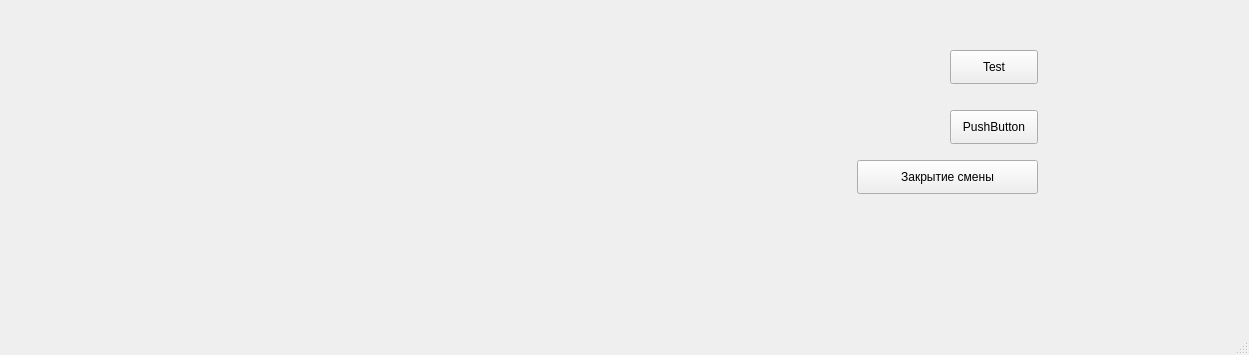
Before: the Qt Designer form atolMain.ui in leoneii/ixjournal, drawn with Qt 5.
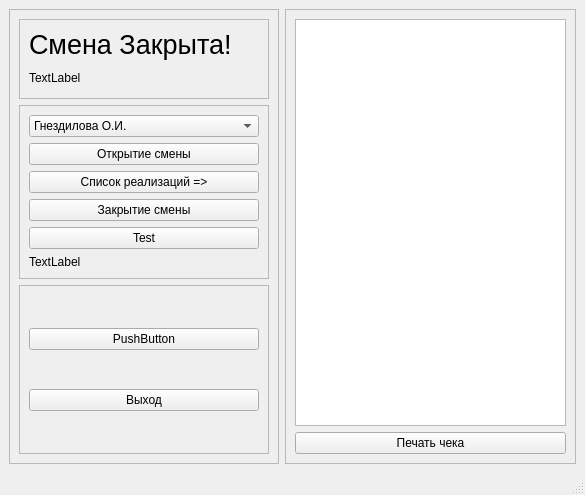
After: the same form once the commit is applied.

```diff
--- a/atolMain.ui
+++ b/atolMain.ui
@@ -6,53 +6,246 @@
    <rect>
     <x>0</x>
     <y>0</y>
-    <width>1249</width>
-    <height>355</height>
+    <width>585</width>
+    <height>495</height>
    </rect>
   </property>
+  <property name="sizePolicy">
+   <sizepolicy hsizetype="Expanding" vsizetype="Preferred">
+    <horstretch>0</horstretch>
+    <verstretch>0</verstretch>
+   </sizepolicy>
+  </property>
   <property name="windowTitle">
    <string>MainWindow</string>
   </property>
   <widget class="QWidget" name="centralwidget">
-   <widget class="QPushButton" name="pushButton_test">
-    <property name="geometry">
-     <rect>
-      <x>950</x>
-      <y>50</y>
-      <width>88</width>
-      <height>34</height>
-     </rect>
-    </property>
-    <property name="text">
-     <string>Test</string>
-    </property>
-   </widget>
-   <widget class="QPushButton" name="pushButton_2">
-    <property name="geometry">
-     <rect>
-      <x>950</x>
-      <y>110</y>
-      <width>88</width>
-      <height>34</height>
-     </rect>
-    </property>
-    <property name="text">
-     <string>PushButton</string>
-    </property>
-   </widget>
-   <widget class="QPushButton" name="closeShift">
-    <property name="geometry">
-     <rect>
-      <x>857</x>
-      <y>160</y>
-      <width>181</width>
-      <height>34</height>
-     </rect>
-    </property>
-    <property name="text">
-     <string>Закрытие смены</string>
-    </property>
-   </widget>
+   <property name="sizePolicy">
+    <sizepolicy hsizetype="Minimum" vsizetype="Preferred">
+     <horstretch>0</horstretch>
+     <verstretch>0</verstretch>
+    </sizepolicy>
+   </property>
+   <layout class="QHBoxLayout" name="horizontalLayout">
+    <item>
+     <widget class="QFrame" name="frame">
+      <property name="sizePolicy">
+       <sizepolicy hsizetype="Fixed" vsizetype="Preferred">
+        <horstretch>0</horstretch>
+        <verstretch>0</verstretch>
+       </sizepolicy>
+      </property>
+      <property name="minimumSize">
+       <size>
+        <width>265</width>
+        <height>0</height>
+       </size>
+      </property>
+      <property name="frameShape">
+       <enum>QFrame::StyledPanel</enum>
+      </property>
+      <property name="frameShadow">
+       <enum>QFrame::Raised</enum>
+      </property>
+      <layout class="QVBoxLayout" name="verticalLayout_5">
+       <item>
+        <widget class="QFrame" name="frame_3">
+         <property name="sizePolicy">
+          <sizepolicy hsizetype="Fixed" vsizetype="Fixed">
+           <horstretch>0</horstretch>
+           <verstretch>0</verstretch>
+          </sizepolicy>
+         </property>
+         <property name="minimumSize">
+          <size>
+           <width>250</width>
+           <height>80</height>
+          </size>
+         </property>
+         <property name="frameShape">
+          <enum>QFrame::StyledPanel</enum>
+         </property>
+         <property name="frameShadow">
+          <enum>QFrame::Raised</enum>
+         </property>
+         <layout class="QVBoxLayout" name="verticalLayout_4">
+          <item>
+           <widget class="QLabel" name="label">
+            <property name="font">
+             <font>
+              <pointsize>20</pointsize>
+             </font>
+            </property>
+            <property name="text">
+             <string>Смена Закрыта!</string>
+            </property>
+           </widget>
+          </item>
+          <item>
+           <widget class="QLabel" name="label_3">
+            <property name="text">
+             <string>TextLabel</string>
+            </property>
+           </widget>
+          </item>
+         </layout>
+        </widget>
+       </item>
+       <item>
+        <widget class="QFrame" name="frame_2">
+         <property name="sizePolicy">
+          <sizepolicy hsizetype="Fixed" vsizetype="Preferred">
+           <horstretch>0</horstretch>
+           <verstretch>0</verstretch>
+          </sizepolicy>
+         </property>
+         <property name="minimumSize">
+          <size>
+           <width>250</width>
+           <height>0</height>
+          </size>
+         </property>
+         <property name="frameShape">
+          <enum>QFrame::StyledPanel</enum>
+         </property>
+         <property name="frameShadow">
+          <enum>QFrame::Raised</enum>
+         </property>
+         <layout class="QVBoxLayout" name="verticalLayout_2">
+          <item>
+           <widget class="QComboBox" name="comboBox">
+            <item>
+             <property name="text">
+              <string>Гнездилова О.И.</string>
+             </property>
+            </item>
+            <item>
+             <property name="text">
+              <string>Нечепуренко Э.В.</string>
+             </property>
+            </item>
+           </widget>
+          </item>
+          <item>
+           <widget class="QPushButton" name="openShift">
+            <property name="text">
+             <string>Открытие смены</string>
+            </property>
+           </widget>
+          </item>
+          <item>
+           <widget class="QPushButton" name="listButton">
+            <property name="text">
+             <string>Список реализаций =&gt;</string>
+            </property>
+           </widget>
+          </item>
+          <item>
+           <widget class="QPushButton" name="closeShift">
+            <property name="text">
+             <string>Закрытие смены</string>
+            </property>
+           </widget>
+          </item>
+          <item>
+           <widget class="QPushButton" name="pushButton_test">
+            <property name="text">
+             <string>Test</string>
+            </property>
+           </widget>
+          </item>
+          <item>
+           <widget class="QLabel" name="label_2">
+            <property name="text">
+             <string>TextLabel</string>
+            </property>
+           </widget>
+          </item>
+         </layout>
+        </widget>
+       </item>
+       <item>
+        <widget class="QFrame" name="frame_4">
+         <property name="sizePolicy">
+          <sizepolicy hsizetype="Fixed" vsizetype="Preferred">
+           <horstretch>0</horstretch>
+           <verstretch>0</verstretch>
+          </sizepolicy>
+         </property>
+         <property name="minimumSize">
+          <size>
+           <width>250</width>
+           <height>0</height>
+          </size>
+         </property>
+         <property name="frameShape">
+          <enum>QFrame::StyledPanel</enum>
+         </property>
+         <property name="frameShadow">
+          <enum>QFrame::Raised</enum>
+         </property>
+         <layout class="QVBoxLayout" name="verticalLayout_3">
+          <item>
+           <widget class="QPushButton" name="pushButton">
+            <property name="text">
+             <string>PushButton</string>
+            </property>
+           </widget>
+          </item>
+          <item>
+           <widget class="QPushButton" name="exitButton">
+            <property name="text">
+             <string>Выход</string>
+            </property>
+           </widget>
+          </item>
+         </layout>
+        </widget>
+       </item>
+      </layout>
+     </widget>
+    </item>
+    <item>
+     <widget class="QFrame" name="frameList">
+      <property name="sizePolicy">
+       <sizepolicy hsizetype="Expanding" vsizetype="Preferred">
+        <horstretch>0</horstretch>
+        <verstretch>0</verstretch>
+       </sizepolicy>
+      </property>
+      <property name="minimumSize">
+       <size>
+        <width>0</width>
+        <height>0</height>
+       </size>
+      </property>
+      <property name="frameShape">
+       <enum>QFrame::StyledPanel</enum>
+      </property>
+      <property name="frameShadow">
+       <enum>QFrame::Raised</enum>
+      </property>
+      <layout class="QVBoxLayout" name="verticalLayout">
+       <item>
+        <widget class="QTableView" name="tableView"/>
+       </item>
+       <item>
+        <widget class="QPushButton" name="pushButton_2">
+         <property name="sizePolicy">
+          <sizepolicy hsizetype="Expanding" vsizetype="Fixed">
+           <horstretch>0</horstretch>
+           <verstretch>0</verstretch>
+          </sizepolicy>
+         </property>
+         <property name="text">
+          <string>Печать чека</string>
+         </property>
+        </widget>
+       </item>
+      </layout>
+     </widget>
+    </item>
+   </layout>
   </widget>
   <widget class="QMenuBar" name="menubar">
    <property name="geometry">
```
Left out of the diff: 2 changed lines with no effect on the pictures.
